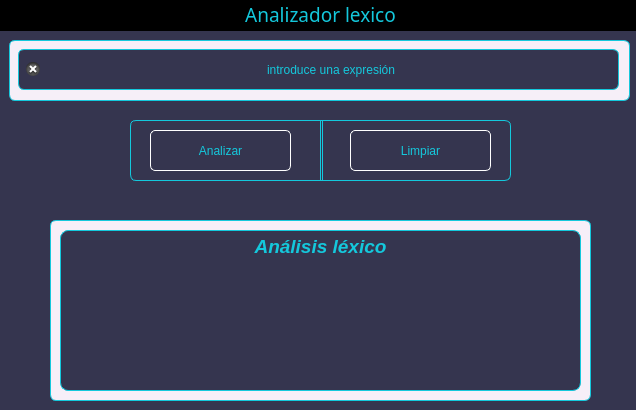
First picture: the form in view/form.ui, repository MMaycoLL/analizador_lexico, before the edit.
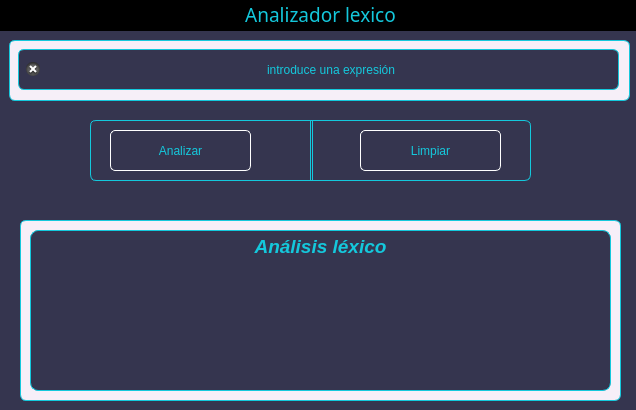
Second picture: the form after the edit. Icons and pictures are not drawn.

```diff
--- a/view/form.ui
+++ b/view/form.ui
@@ -48,6 +48,9 @@
   <property name="layoutDirection">
    <enum>Qt::RightToLeft</enum>
   </property>
+  <property name="autoFillBackground">
+   <bool>false</bool>
+  </property>
   <property name="styleSheet">
    <string notr="true">background-color: rgb(53, 53, 79);</string>
   </property>
@@ -114,9 +117,9 @@
   <widget class="QFrame" name="frame_2">
    <property name="geometry">
     <rect>
-     <x>50</x>
+     <x>20</x>
      <y>220</y>
-     <width>541</width>
+     <width>601</width>
      <height>181</height>
     </rect>
    </property>
@@ -142,7 +145,7 @@
      <rect>
       <x>10</x>
       <y>10</y>
-      <width>521</width>
+      <width>581</width>
       <height>161</height>
      </rect>
     </property>
@@ -259,9 +262,9 @@
   <widget class="QFrame" name="frame_4">
    <property name="geometry">
     <rect>
-     <x>130</x>
+     <x>90</x>
      <y>120</y>
-     <width>381</width>
+     <width>441</width>
      <height>61</height>
     </rect>
    </property>
@@ -279,7 +282,7 @@
    <widget class="QPushButton" name="btnLimpiar">
     <property name="geometry">
      <rect>
-      <x>220</x>
+      <x>270</x>
       <y>10</y>
       <width>141</width>
       <height>41</height>
@@ -363,7 +366,7 @@
    <widget class="Line" name="line">
     <property name="geometry">
      <rect>
-      <x>190</x>
+      <x>220</x>
       <y>0</y>
       <width>3</width>
       <height>61</height>
```
Left out of the diff: 23 changed lines with no effect on the pictures.
